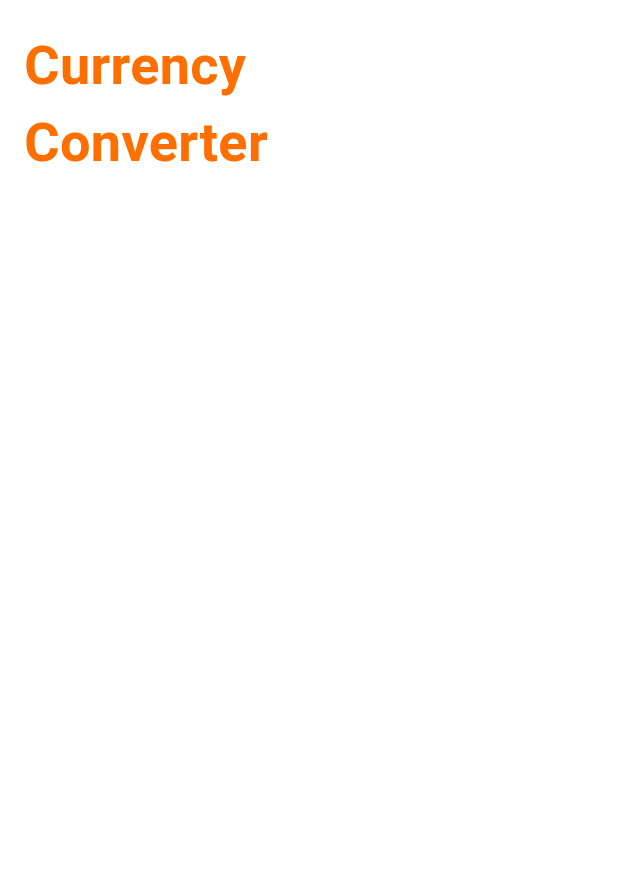
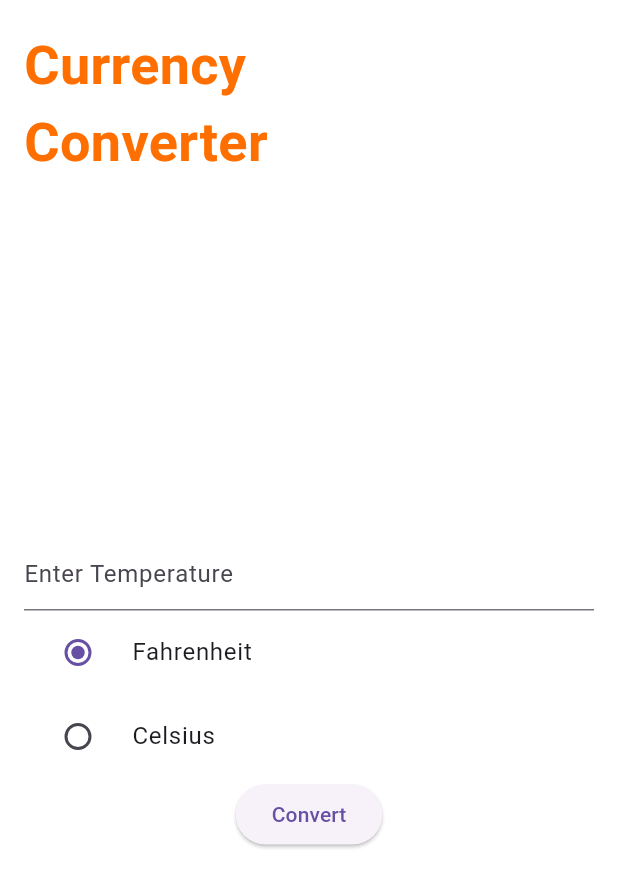
Before and after one commit to NinaMwangi/Temperature_Converter, a Flutter app: the screen it shows after launch, on a phone screen of 412 x 824 dp. Shown: the top 887 px of the screen. Run offline on Flutter 3.47's test engine with Material 3 defaults, Android fonts, the phone set to English and light mode, and no system bars.

Commit message:
Radio buttons

```diff
--- a/lib/converter.dart
+++ b/lib/converter.dart
@@ -3,6 +3,8 @@ import 'package:temperature_converter/main.dart';
 
 
 class HomePage extends StatefulWidget {
+  const HomePage({super.key});
+
   @override
   _HomePageState createState() => _HomePageState();
 }
@@ -11,26 +13,67 @@ class _HomePageState extends State<HomePage> {
   // Setting the main colors
   Color mainColor = Colors.white;
   Color secondColor = Colors.orange;
+  // Declaring variables
+  double inTemp = 0.0, outTemp = 0.0;
+  bool isFahr = true;
+
   @override
   Widget build(BuildContext context) {
     return Scaffold(
       backgroundColor: mainColor,
-      body: const SafeArea(
+      body: SafeArea(
         child: Padding(
-          padding: EdgeInsets.symmetric(horizontal: 16.0, vertical: 18.0),
+          padding: const EdgeInsets.symmetric(horizontal: 16.0, vertical: 18.0),
           child: Column(
             mainAxisAlignment: MainAxisAlignment.start,
             crossAxisAlignment: CrossAxisAlignment.start,
             children: [
-              SizedBox(
+              const SizedBox(
                 width: 200.0,
                 child: Text("Currency Converter", style:TextStyle(
                   color: Color.fromARGB(255, 255, 111, 0),
                   fontSize: 36,
                   fontWeight: FontWeight.bold
-                )),
-              )
-            ],
+                   ),
+                ),
+              ),
+              //SizedBox(height: 20.0),
+              Expanded(
+                child: Column(
+                  mainAxisAlignment: MainAxisAlignment.center,
+                  children: [
+                    const TextField(
+                      decoration: InputDecoration(hintText: 'Enter Temperature'),
+                      keyboardType: TextInputType.number,
+                    ),
+                    RadioListTile(
+                      value: true,
+                      groupValue: isFahr,
+                      title: const Text('Fahrenheit'),
+                      onChanged: (newValue){
+                        setState(() {
+                          isFahr = newValue!;
+                        });
+                      },
+                    ),
+                    RadioListTile(
+                      value: false,
+                      groupValue: isFahr,
+                      title: const Text('Celsius'),
+                      onChanged: (newValue){
+                        setState(() {
+                          isFahr= newValue!;
+                        });
+                      }
+                    ),
+                    ElevatedButton(
+                      onPressed: (){},
+                      child: const Text('Convert'),
+                    )
+                  ],
+                )
+              ),
+            ]
           ),
         ),
       ),
```
